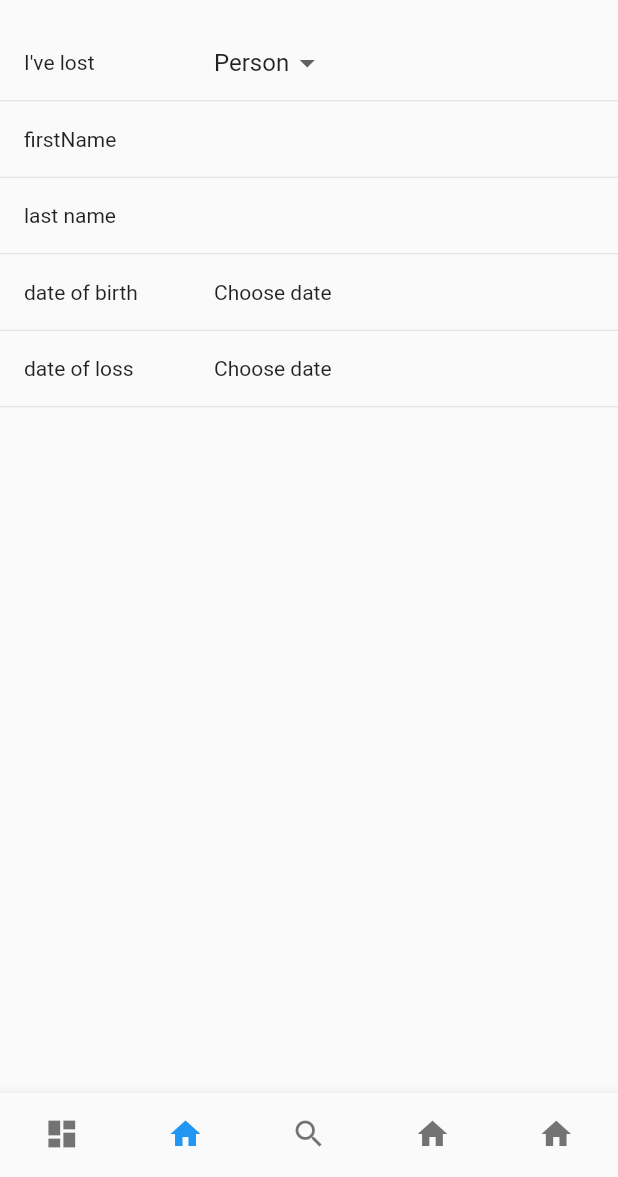
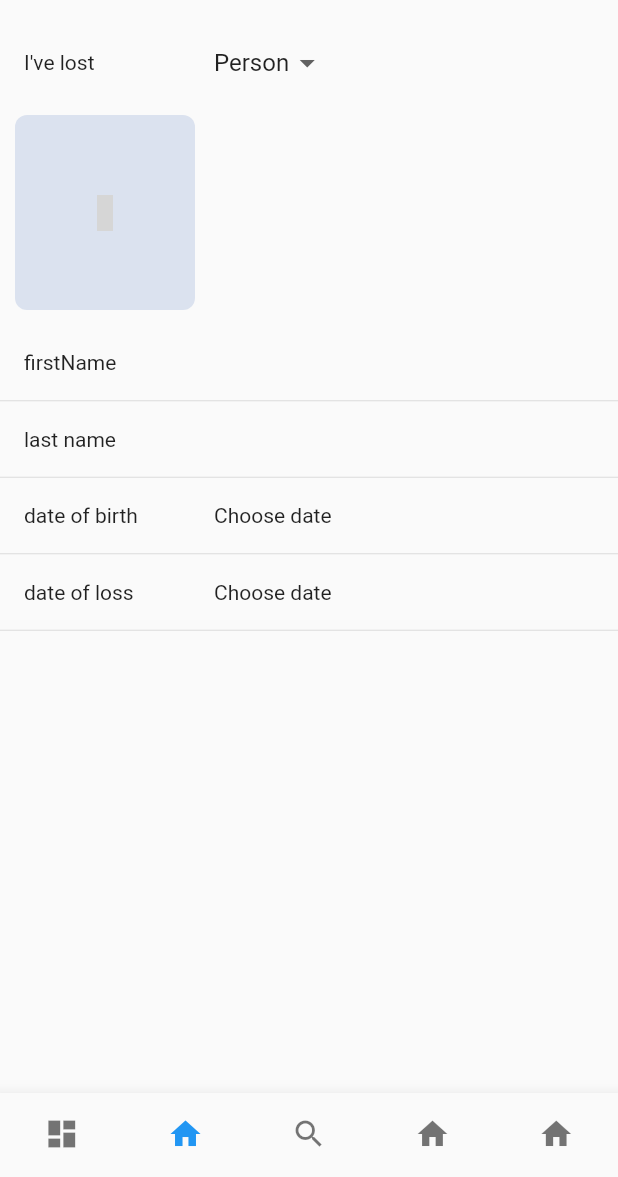
Before and after one commit to Goolpe/shelters, a Flutter app: the screen it shows after launch, item 2 of the bottom bar chosen, on a phone screen of 412 x 824 dp, the part 59-1236 px from its top. Run offline on Flutter 3.47's test engine with Material 2 defaults, Android fonts, the phone set to English and light mode, and no system bars; drawn by our look-alikes of sliding_up_panel; our stand-ins replace cached_network_image, flutter_swiper, material_design_icons_flutter, shimmer; missing offline and left inert: multi_image_picker; network calls fail; grey boxes are pictures that could not be loaded.

Commit message:
add multi image picker

```diff
--- a/lib/src/models/person.dart
+++ b/lib/src/models/person.dart
@@ -1,7 +1,22 @@
+
+import 'dart:typed_data';
+
+import 'package:multi_image_picker/multi_image_picker.dart';
 
 class PersonModel{
-  String firstName;
-  String lastName;
+
+  String firstName = '';
+  String lastName = '';
   DateTime dateOfBirth;
   DateTime dateOfLoss;
+  List<Uint8List> pictures = [];
+  List<Asset> picturesAssets = [];
+
+  PersonModel({
+    this.firstName,
+    this.lastName,
+    this.dateOfBirth,
+    this.dateOfLoss,
+    this.pictures
+  });
 }
--- a/lib/src/screens/find_person.dart
+++ b/lib/src/screens/find_person.dart
@@ -1,6 +1,9 @@
+import 'dart:typed_data';
+
 import 'package:flutter/material.dart';
 import 'package:flutter/services.dart';
 import 'package:intl/intl.dart';
+import 'package:material_design_icons_flutter/material_design_icons_flutter.dart';
 import 'package:provider/provider.dart';
 import 'package:shelters/shelf.dart';
 
@@ -19,7 +22,33 @@ class FindPersonScreen extends StatelessWidget {
     return ListView(
       shrinkWrap: true,
       children: <Widget>[
-        Divider(height: 1),
+        Container(
+          height: 150,
+          child: ListView.builder(
+            itemCount: person.pictures == null ? 1 : person.pictures.length + 1,
+            scrollDirection: Axis.horizontal,
+            itemBuilder: (context, int i){
+
+              return InkWell(
+                child: Container(
+                  width: 120,
+                  decoration: BoxDecoration(
+                    color: Color(0xffdbe2ef),
+                    borderRadius: BorderRadius.circular(8),
+                  ),
+                  margin: EdgeInsets.only(left: 10, right: i == 4 ? 10 : 0, top: 10, bottom: 10),
+                  child: ClipRRect(
+                    borderRadius: BorderRadius.circular(8),
+                    child: person.pictures != null && i < person.pictures.length
+                    ? Image.memory(person.pictures[i], fit: BoxFit.cover)
+                    : Icon(MdiIcons.imagePlus, color: Colors.blueGrey,),
+                  )
+                ),
+                onTap: () => Provider.of<FindPersonModel>(context, listen: false).changePictures(),
+              );
+            },
+          )
+        ),
         CustomListTile(
           title: Text('firstName'),
           trailing: TextFormField(
--- a/pubspec.yaml
+++ b/pubspec.yaml
@@ -18,12 +18,14 @@ environment:
 
 dependencies:
   cached_network_image: ^2.0.0
+  equatable: ^1.1.0
   flutter:
     sdk: flutter
   flutter_localizations:
     sdk: flutter
   flutter_swiper: ^1.1.6
   material_design_icons_flutter: ^3.2.3595
+  multi_image_picker: ^4.6.1
   provider: ^4.0.4
   shimmer: ^1.0.1
   sliding_up_panel: ^1.0.0
```
Also changed, not shown: lib/src/models/find_person.dart (+25 -0 lines), pubspec.lock, 2 other files.
